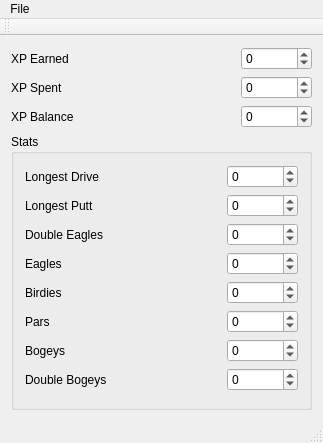
Above: MainWindow.ui from Experiment5X/TigerWoods13 before the change. Below: the same form after it.
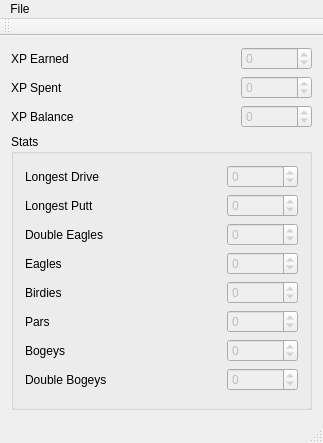
That is the form after the change.

Commit message: Make GUI elements enabled only after file's loaded

```diff
--- a/MainWindow.ui
+++ b/MainWindow.ui
@@ -43,6 +43,9 @@
           </item>
           <item>
            <widget class="QSpinBox" name="spnXpEarned">
+            <property name="enabled">
+             <bool>false</bool>
+            </property>
             <property name="minimum">
              <number>-214748364</number>
             </property>
@@ -77,6 +80,9 @@
           </item>
           <item>
            <widget class="QSpinBox" name="spnXpSpent">
+            <property name="enabled">
+             <bool>false</bool>
+            </property>
             <property name="minimum">
              <number>-214748364</number>
             </property>
@@ -111,6 +117,9 @@
           </item>
           <item>
            <widget class="QSpinBox" name="spnXpBalance">
+            <property name="enabled">
+             <bool>false</bool>
+            </property>
             <property name="minimum">
              <number>-214748364</number>
             </property>
@@ -154,7 +163,10 @@
               </spacer>
              </item>
              <item>
-              <widget class="QSpinBox" name="spnLongesDrive">
+              <widget class="QSpinBox" name="spnLongestDrive">
+               <property name="enabled">
+                <bool>false</bool>
+               </property>
                <property name="minimum">
                 <number>-214748364</number>
                </property>
@@ -189,6 +201,9 @@
              </item>
              <item>
               <widget class="QSpinBox" name="spnLongestPutt">
+               <property name="enabled">
+                <bool>false</bool>
+               </property>
                <property name="minimum">
                 <number>-214748364</number>
                </property>
@@ -223,6 +238,9 @@
              </item>
              <item>
               <widget class="QSpinBox" name="spnDoubleEagles">
+               <property name="enabled">
+                <bool>false</bool>
+               </property>
                <property name="minimum">
                 <number>-214748364</number>
                </property>
@@ -257,6 +275,9 @@
              </item>
              <item>
               <widget class="QSpinBox" name="spnEagles">
+               <property name="enabled">
+                <bool>false</bool>
+               </property>
                <property name="minimum">
                 <number>-214748364</number>
                </property>
@@ -291,6 +312,9 @@
              </item>
              <item>
               <widget class="QSpinBox" name="spnBirdies">
+               <property name="enabled">
+                <bool>false</bool>
+               </property>
                <property name="minimum">
                 <number>-214748364</number>
                </property>
@@ -325,6 +349,9 @@
              </item>
              <item>
               <widget class="QSpinBox" name="spnPars">
+               <property name="enabled">
+                <bool>false</bool>
+               </property>
                <property name="minimum">
                 <number>-214748364</number>
                </property>
@@ -359,6 +386,9 @@
              </item>
              <item>
               <widget class="QSpinBox" name="spnBogeys">
+               <property name="enabled">
+                <bool>false</bool>
+               </property>
                <property name="minimum">
                 <number>-214748364</number>
                </property>
@@ -393,6 +423,9 @@
              </item>
              <item>
               <widget class="QSpinBox" name="spnDoubleBogeys">
+               <property name="enabled">
+                <bool>false</bool>
+               </property>
                <property name="minimum">
                 <number>-214748364</number>
                </property>
```
The commit also changes 1 other file.
